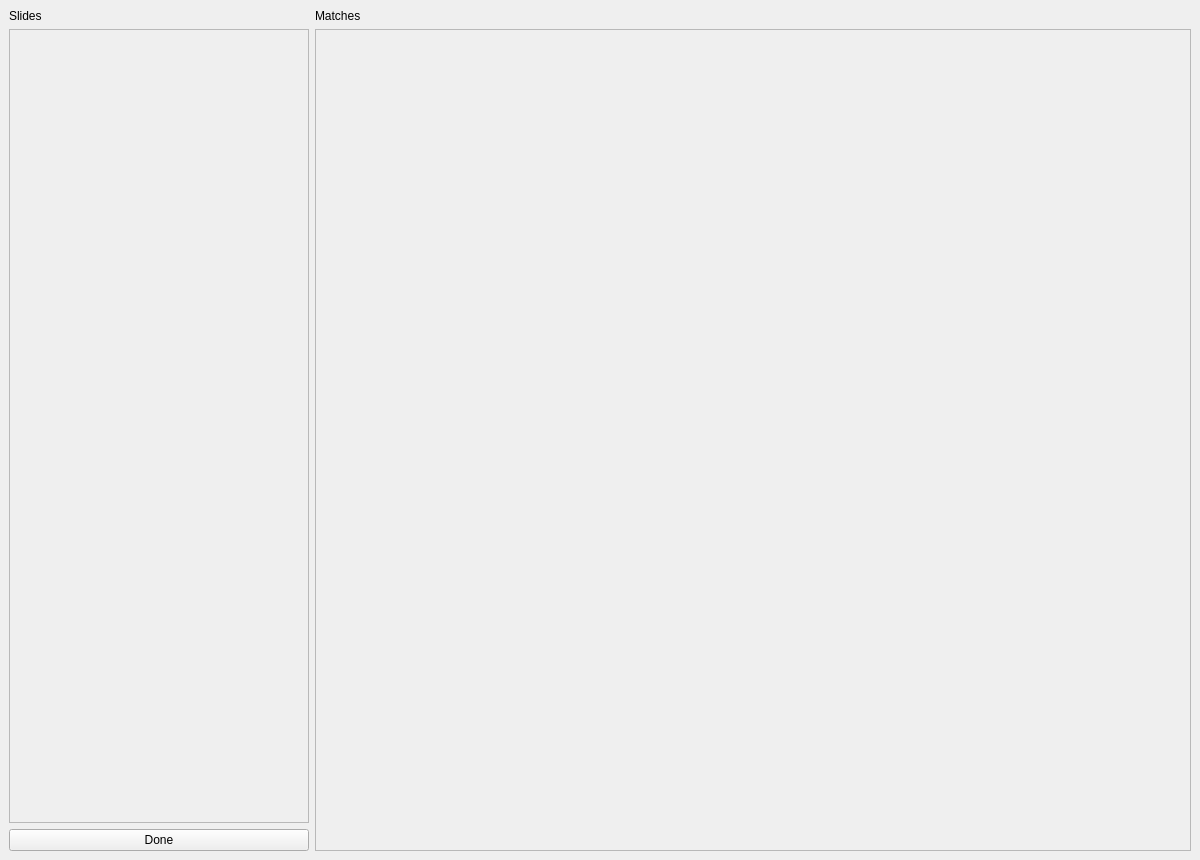
This is ui/review_window.ui in viidea/slidesync as Qt 5 draws it before an edit. The edited form follows.
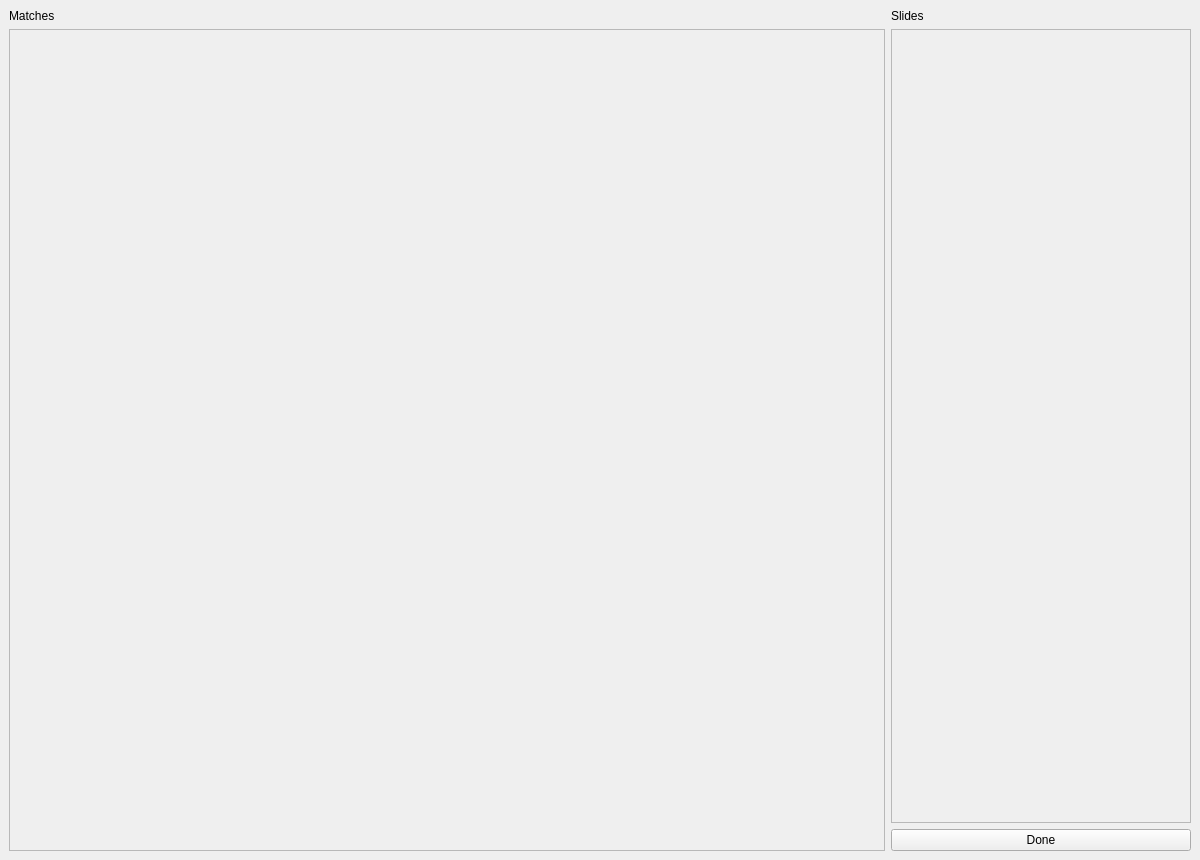
This is the edited form.

Commit message: Additional improvements of the review window

```diff
--- a/ui/review_window.ui
+++ b/ui/review_window.ui
@@ -15,6 +15,40 @@
   </property>
   <widget class="QWidget" name="centralwidget">
    <layout class="QHBoxLayout" name="horizontalLayout">
+    <item>
+     <layout class="QVBoxLayout" name="verticalLayout_2">
+      <item>
+       <widget class="QLabel" name="label">
+        <property name="text">
+         <string>Matches</string>
+        </property>
+       </widget>
+      </item>
+      <item>
+       <widget class="QScrollArea" name="scrMatches">
+        <property name="verticalScrollBarPolicy">
+         <enum>Qt::ScrollBarAsNeeded</enum>
+        </property>
+        <property name="horizontalScrollBarPolicy">
+         <enum>Qt::ScrollBarAlwaysOff</enum>
+        </property>
+        <property name="widgetResizable">
+         <bool>true</bool>
+        </property>
+        <widget class="QWidget" name="scrollAreaWidgetContents_2">
+         <property name="geometry">
+          <rect>
+           <x>0</x>
+           <y>0</y>
+           <width>870</width>
+           <height>815</height>
+          </rect>
+         </property>
+        </widget>
+       </widget>
+      </item>
+     </layout>
+    </item>
     <item>
      <layout class="QVBoxLayout" name="verticalLayout">
       <property name="sizeConstraint">
@@ -80,40 +114,6 @@
       </item>
      </layout>
     </item>
-    <item>
-     <layout class="QVBoxLayout" name="verticalLayout_2">
-      <item>
-       <widget class="QLabel" name="label">
-        <property name="text">
-         <string>Matches</string>
-        </property>
-       </widget>
-      </item>
-      <item>
-       <widget class="QScrollArea" name="scrMatches">
-        <property name="verticalScrollBarPolicy">
-         <enum>Qt::ScrollBarAsNeeded</enum>
-        </property>
-        <property name="horizontalScrollBarPolicy">
-         <enum>Qt::ScrollBarAlwaysOff</enum>
-        </property>
-        <property name="widgetResizable">
-         <bool>true</bool>
-        </property>
-        <widget class="QWidget" name="scrollAreaWidgetContents_2">
-         <property name="geometry">
-          <rect>
-           <x>0</x>
-           <y>0</y>
-           <width>870</width>
-           <height>815</height>
-          </rect>
-         </property>
-        </widget>
-       </widget>
-      </item>
-     </layout>
-    </item>
    </layout>
   </widget>
  </widget>
```
The commit also changes 3 other files.
